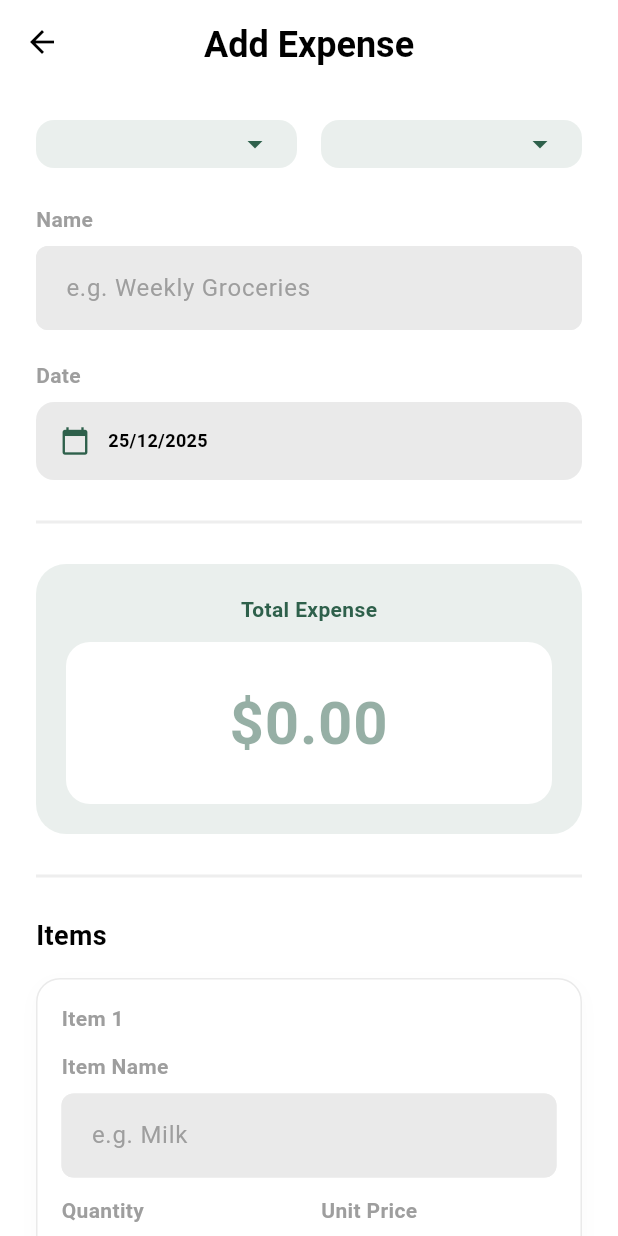
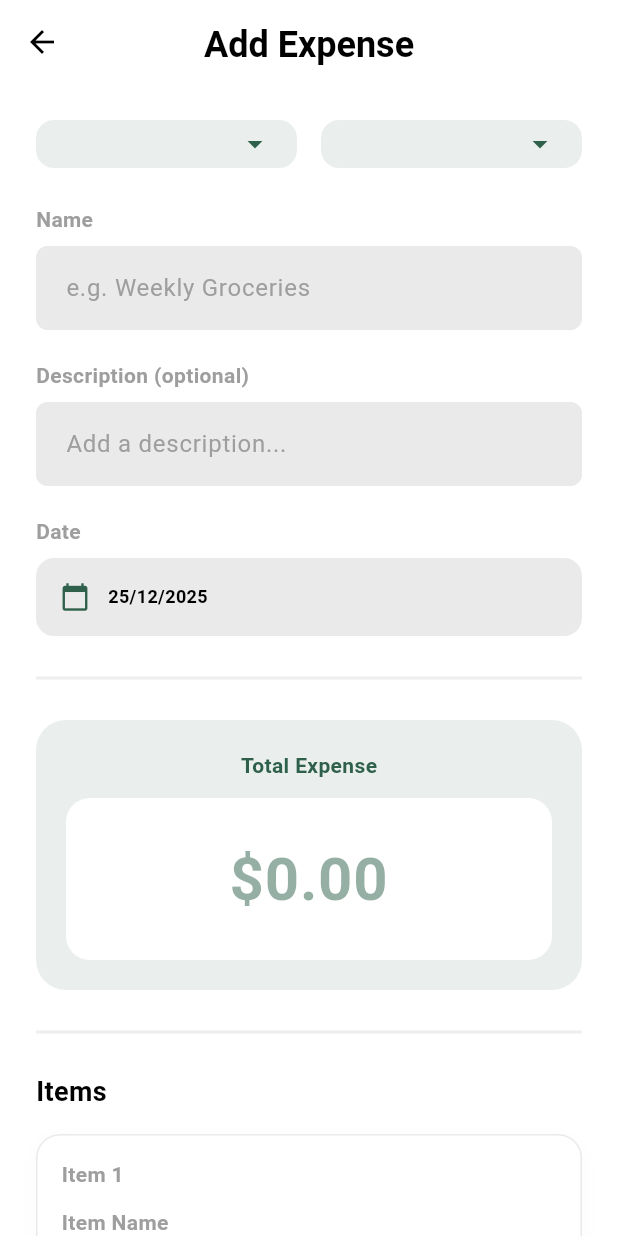
Before and after one commit to cshenglim0407/CAT-304, a Flutter app: the AddExpensePage screen opened directly with empty values, on a phone screen of 412 x 824 dp. Run offline on Flutter 3.47's test engine with Material 3 defaults, Android fonts, the phone set to English and light mode, and no system bars; our stand-ins replace file_picker, flutter_dotenv, google_sign_in, shared_preferences, supabase_flutter; accounts and stored records are empty.

Commit message:
feat: description text field

```diff
--- a/mobile/lib/presentation/pages/expense_entry_ocr/add_expense.dart
+++ b/mobile/lib/presentation/pages/expense_entry_ocr/add_expense.dart
@@ -26,8 +26,9 @@ class AddExpensePage extends StatefulWidget {
 
 class _AddExpensePageState extends State<AddExpensePage> {
   // Controller for the overall Transaction Name (e.g. "Grocery Run")
-  final _transactionNameController = TextEditingController();
-  final _totalPriceController = TextEditingController();
+  final TextEditingController _transactionNameController = TextEditingController();
+  final TextEditingController _totalPriceController = TextEditingController();
+  final TextEditingController _descriptionController = TextEditingController();
 
   // List of items
   final List<Map<String, TextEditingController>> _items = [];
@@ -49,6 +50,7 @@ class _AddExpensePageState extends State<AddExpensePage> {
   void dispose() {
     _transactionNameController.dispose();
     _totalPriceController.dispose();
+    _descriptionController.dispose();
     for (var item in _items) {
       item['name']?.dispose();
       item['qty']?.dispose();
@@ -325,6 +327,17 @@ class _AddExpensePageState extends State<AddExpensePage> {
             ),
             const SizedBox(height: 20),
 
+            // --- 2b. Description (Optional) ---
+            const FormLabel(label: "Description (optional)", useGreyStyle: true),
+            TextField(
+              controller: _descriptionController,
+              decoration: CustomInputDecoration.simple(
+                "Add a description...",
+                fieldColor,
+              ),
+            ),
+            const SizedBox(height: 20),
+
             // --- 3. Date Input ---
             Text(
               "Date",
--- a/mobile/lib/presentation/pages/expense_entry_ocr/add_income.dart
+++ b/mobile/lib/presentation/pages/expense_entry_ocr/add_income.dart
@@ -21,7 +21,8 @@ class AddIncomePage extends StatefulWidget {
 }
 
 class _AddIncomePageState extends State<AddIncomePage> {
-  final _transactionNameController = TextEditingController();
+  final TextEditingController _transactionNameController = TextEditingController();
+  final TextEditingController _descriptionController = TextEditingController();
   final TextEditingController _totalIncomeController = TextEditingController();
 
   double _totalIncome = 0.0;
@@ -51,6 +52,8 @@ class _AddIncomePageState extends State<AddIncomePage> {
 
   @override
   void dispose() {
+    _transactionNameController.dispose();
+    _descriptionController.dispose();
     _totalIncomeController.dispose();
     super.dispose();
   }
@@ -80,6 +83,8 @@ class _AddIncomePageState extends State<AddIncomePage> {
     final double amount = double.tryParse(amountText) ?? 0.0;
     if (amount <= 0) return;
 
+    final description = _descriptionController.text.trim();
+
     // 2. Prepare the simplified data object
     final newTransaction = {
       'title': _transactionNameController.text.trim().isNotEmpty
@@ -90,6 +95,7 @@ class _AddIncomePageState extends State<AddIncomePage> {
       'isRecurrent': _isRecurrent, // The new boolean flag
       'date': DateTime.now(), // defaulting to now
       'accountName': _selectedAccount ?? widget.accountName,
+      'description': description.isNotEmpty ? description : null,
     };
 
     Navigator.pop(context, newTransaction);
@@ -239,6 +245,17 @@ class _AddIncomePageState extends State<AddIncomePage> {
                 fieldColor,
               ),
             ),
+            const SizedBox(height: 16),
+
+            // --- 2b. Description (Optional) ---
+            const FormLabel(label: "Description (optional)", useGreyStyle: true),
+            TextField(
+              controller: _descriptionController,
+              decoration: CustomInputDecoration.simple(
+                "Add a description...",
+                fieldColor,
+              ),
+            ),
             const SizedBox(height: 30),
 
             // --- 3. Amount Input ---
--- a/mobile/lib/presentation/pages/expense_entry_ocr/add_transfer.dart
+++ b/mobile/lib/presentation/pages/expense_entry_ocr/add_transfer.dart
@@ -21,6 +21,7 @@ class _AddTransferPageState extends State<AddTransferPage> {
   final TextEditingController _amountController = TextEditingController();
   final TextEditingController _transactionNameController =
       TextEditingController();
+  final TextEditingController _descriptionController = TextEditingController();
 
   String? _selectedToAccount;
   late List<String> _validToAccounts;
@@ -44,6 +45,8 @@ class _AddTransferPageState extends State<AddTransferPage> {
   @override
   void dispose() {
     _amountController.dispose();
+    _transactionNameController.dispose();
+    _descriptionController.dispose();
     super.dispose();
   }
 
@@ -54,6 +57,8 @@ class _AddTransferPageState extends State<AddTransferPage> {
     final double amount = double.tryParse(amountText) ?? 0.0;
     if (amount <= 0) return;
 
+    final description = _descriptionController.text.trim();
+
     final transferData = {
       'title': _transactionNameController.text.trim().isNotEmpty
           ? _transactionNameController.text.trim()
@@ -63,6 +68,7 @@ class _AddTransferPageState extends State<AddTransferPage> {
       'toAccount': _selectedToAccount,
       'date': DateTime.now(),
       'type': 'transfer',
+      'description': description.isNotEmpty ? description : null,
     };
 
     Navigator.pop(context, transferData);
@@ -194,6 +200,20 @@ class _AddTransferPageState extends State<AddTransferPage> {
             Divider(color: AppColors.greyText.withValues(alpha: 0.3)),
             const SizedBox(height: 20),
 
+            // --- 2b. Description (Optional) ---
+            const FormLabel(
+              label: "Description (optional)",
+              useGreyStyle: true,
+            ),
+            TextField(
+              controller: _descriptionController,
+              decoration: CustomInputDecoration.simple(
+                "Add a description...",
+                fieldColor,
+              ),
+            ),
+            const SizedBox(height: 30),
+
             // --- 3. Amount Input ---
             Container(
               width: double.infinity,
```
